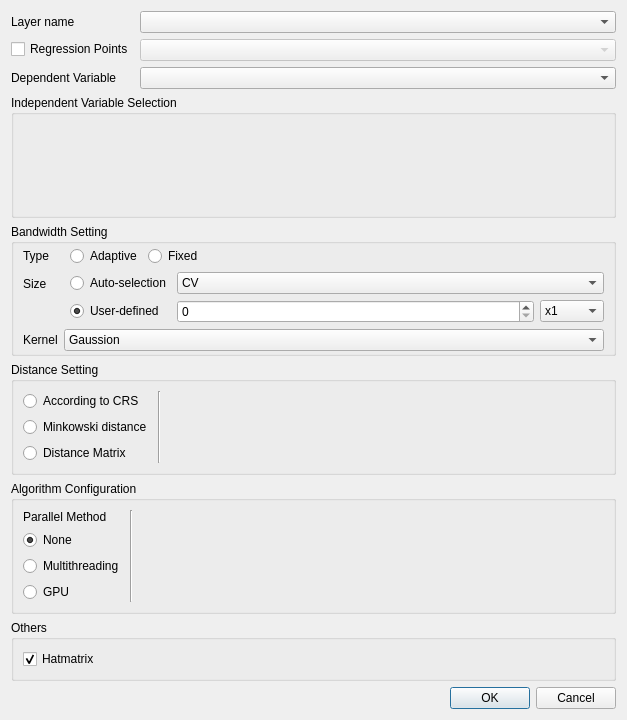
The window that gwmlcrgwroptionsdialog.ui (GWmodel-Lab/GWmodelS) describes before a commit, drawn with Qt 5.
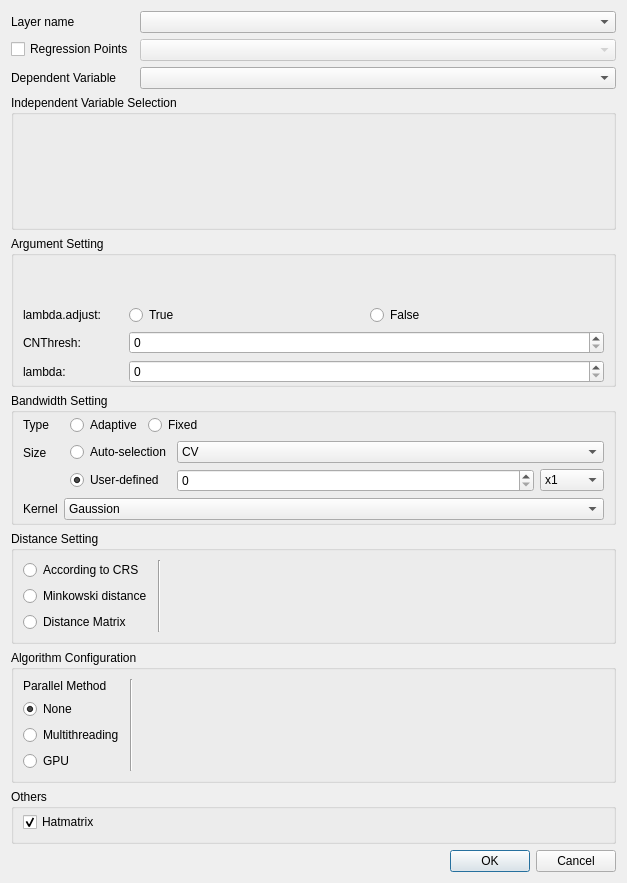
The same window after the commit. Custom widgets are drawn as their Qt base class.

Diff of the .ui file:
```diff
--- a/gwmlcrgwroptionsdialog.ui
+++ b/gwmlcrgwroptionsdialog.ui
@@ -7,13 +7,13 @@
     <x>0</x>
     <y>0</y>
     <width>627</width>
-    <height>720</height>
+    <height>883</height>
    </rect>
   </property>
   <property name="windowTitle">
    <string>GWR Configure</string>
   </property>
-  <layout class="QVBoxLayout" name="verticalLayout_3" stretch="0,1,0,0,0,0,0">
+  <layout class="QVBoxLayout" name="verticalLayout_3" stretch="0,1,0,0,0,0,0,0">
    <item>
     <layout class="QFormLayout" name="formLayout_6">
      <item row="0" column="0">
@@ -70,6 +70,72 @@
      </layout>
     </widget>
    </item>
+   <item>
+    <widget class="QGroupBox" name="horizontalGroupBox">
+     <property name="title">
+      <string>Argument Setting</string>
+     </property>
+     <layout class="QHBoxLayout" name="horizontalLayout_7">
+      <property name="topMargin">
+       <number>49</number>
+      </property>
+      <property name="bottomMargin">
+       <number>1</number>
+      </property>
+      <item>
+       <layout class="QGridLayout" name="gridLayout_2">
+        <item row="1" column="0">
+         <widget class="QLabel" name="label_15">
+          <property name="text">
+           <string>lambda.adjust:</string>
+          </property>
+         </widget>
+        </item>
+        <item row="1" column="2">
+         <widget class="QRadioButton" name="mLambdaAdjustFRadioButton">
+          <property name="text">
+           <string>False</string>
+          </property>
+         </widget>
+        </item>
+        <item row="1" column="1">
+         <widget class="QRadioButton" name="mLambdaAdjustTRadioButton">
+          <property name="text">
+           <string>True</string>
+          </property>
+         </widget>
+        </item>
+        <item row="3" column="0">
+         <widget class="QLabel" name="label_10">
+          <property name="maximumSize">
+           <size>
+            <width>100</width>
+            <height>16777215</height>
+           </size>
+          </property>
+          <property name="text">
+           <string>lambda:</string>
+          </property>
+         </widget>
+        </item>
+        <item row="2" column="0">
+         <widget class="QLabel" name="label_11">
+          <property name="text">
+           <string>CNThresh:</string>
+          </property>
+         </widget>
+        </item>
+        <item row="2" column="1" colspan="2">
+         <widget class="QSpinBox" name="mcnThreshSpinBox"/>
+        </item>
+        <item row="3" column="1" colspan="2">
+         <widget class="QSpinBox" name="mLambdaSpinBox"/>
+        </item>
+       </layout>
+      </item>
+     </layout>
+    </widget>
+   </item>
    <item>
     <widget class="QGroupBox" name="groupBox_2">
      <property name="sizePolicy">
@@ -681,6 +747,9 @@
       <string>Others</string>
      </property>
      <layout class="QFormLayout" name="formLayout_7">
+      <property name="topMargin">
+       <number>3</number>
+      </property>
       <item row="0" column="0">
        <widget class="QCheckBox" name="cbxHatmatrix">
         <property name="text">
```
